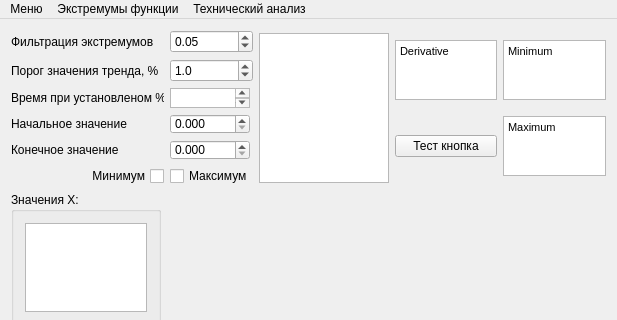
First picture: the form in mainwindow.ui, repository Kortesss/NO3, before the edit; both pictures show x 0 to 617 and y 0 to 320 of the 617 by 499 pixel window.
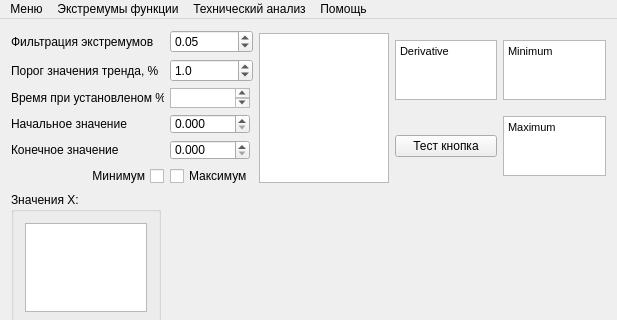
Second picture: the form after the edit. Icons and pictures are not drawn. Custom widgets are drawn as their Qt base class.

Diff of the .ui file:
```diff
--- a/mainwindow.ui
+++ b/mainwindow.ui
@@ -414,9 +414,17 @@
     <addaction name="menu_5"/>
     <addaction name="actionD"/>
    </widget>
+   <widget class="QMenu" name="menu_6">
+    <property name="title">
+     <string>Помощь</string>
+    </property>
+    <addaction name="action_manual"/>
+    <addaction name="action_15"/>
+   </widget>
    <addaction name="menu"/>
    <addaction name="menu_2"/>
    <addaction name="menu_4"/>
+   <addaction name="menu_6"/>
   </widget>
   <widget class="QStatusBar" name="statusBar"/>
   <action name="action">
```
Left out of the diff: 25 changed lines with no effect on the pictures.
